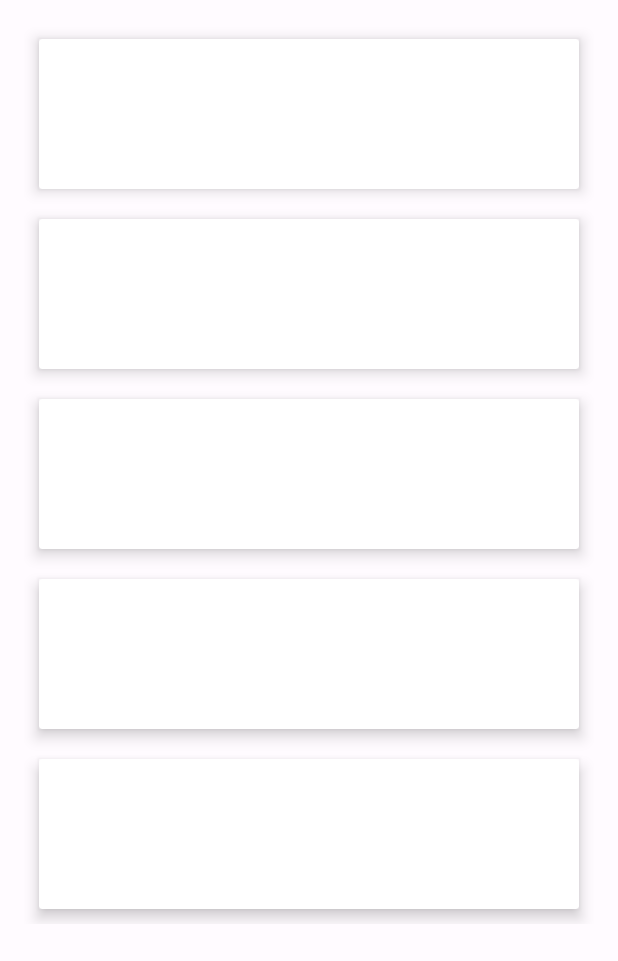
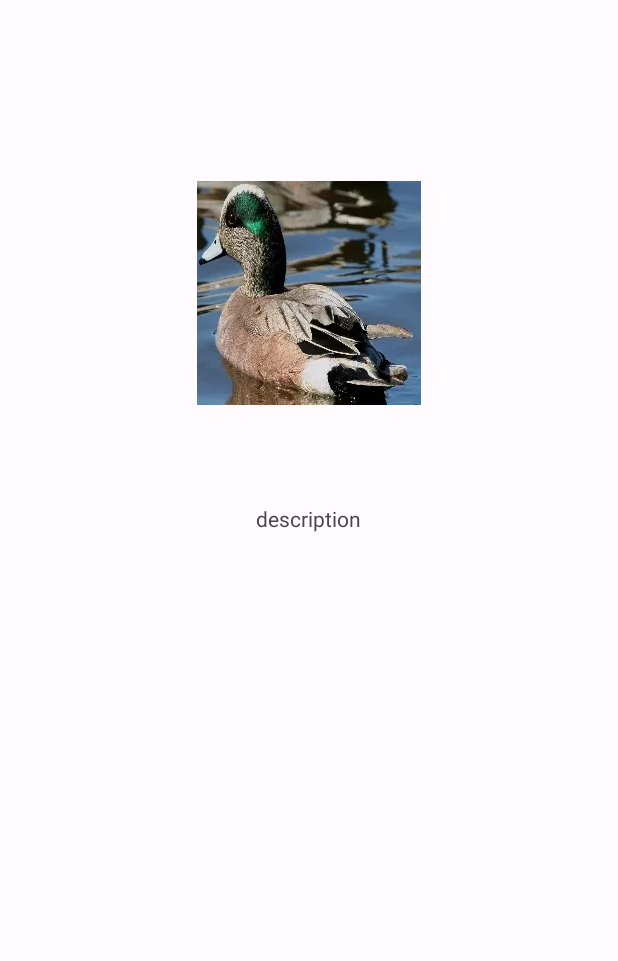
Before and after one commit to PerspectivCollection/Nest, an Android app: the layout fragment_bird_unlock.xml on its own in the app's theme, with its tools: preview values and no code run, on a phone screen of 412 x 824 dp. Shown: the top 961 px of the screen. Run offline under Robolectric (Android 15) with nearby library versions, the phone set to English and light mode, and no system bars.

Commit message:
fix: update code

```diff
--- a/app/src/main/java/com/example/nest/navigationdraw/AudioquizViewModel.kt
+++ b/app/src/main/java/com/example/nest/navigationdraw/AudioquizViewModel.kt
@@ -21,7 +21,6 @@ class AudioquizViewModel : ViewModel() {
     val storeList = mutableListOf<Int>()
 
     init {
-//        _typebird.value = false
     }
 
     fun setGuessBird(index: Int) {
@@ -32,9 +31,6 @@ class AudioquizViewModel : ViewModel() {
         _progressguess.value = index
     }
 
-    fun progreebar(addprogres: Int) {
-        _progressguess.value = addprogres.plus(0)
-    }
 
     fun resetProgress(){
         storeList.removeAll(storeList)
--- a/app/src/main/java/com/example/nest/navigationdraw/GuesswhoViewModel.kt
+++ b/app/src/main/java/com/example/nest/navigationdraw/GuesswhoViewModel.kt
@@ -29,7 +29,7 @@ class GuesswhoViewModel : ViewModel() {
 
     //adds elment to end of list
     fun updateIndexGuess() {
-        var store = (0..33).random() //there is 1 , rmember to have -1 less then the list length
+        var store = (0..50).random() //there is 1 , rmember to have -1 less then the list length
         _birdindex.value = store
         storeList.add(store)
     }
--- a/app/src/main/java/com/example/nest/screensall/guesswho/ScoorFragment.kt
+++ b/app/src/main/java/com/example/nest/screensall/guesswho/ScoorFragment.kt
@@ -20,7 +20,7 @@ class ScoorFragment : Fragment() {
     override fun onCreateView(
         inflater: LayoutInflater, container: ViewGroup?,
         savedInstanceState: Bundle?
-    ): View? {
+    ): View {
 
         _binding = FragmentScoorBinding.inflate(inflater, container, false)
         binding.viewModel = sharedViewModel //dot now what dey dom now
@@ -33,9 +33,7 @@ class ScoorFragment : Fragment() {
         binding.btnNextId.setOnClickListener() {
             sharedViewModel.resetProgress()
             findNavController().navigate(R.id.action_scoorFragment_to_nav_guesswho)
-
         }
-
 
         return binding.root
 
--- a/app/src/main/res/layout-land/fragment_gallery.xml
+++ b/app/src/main/res/layout-land/fragment_gallery.xml
@@ -3,8 +3,6 @@
     xmlns:app="http://schemas.android.com/apk/res-auto"
     xmlns:tools="http://schemas.android.com/tools"
     >
-
-
 
     <!-- TODO: Gallery -->
     <androidx.appcompat.widget.LinearLayoutCompat
--- a/app/src/main/res/layout/fragment_bird_unlock.xml
+++ b/app/src/main/res/layout/fragment_bird_unlock.xml
@@ -1,35 +1,43 @@
 <?xml version="1.0" encoding="utf-8"?>
-<layout>
-<androidx.constraintlayout.widget.ConstraintLayout xmlns:android="http://schemas.android.com/apk/res/android"
-    xmlns:app="http://schemas.android.com/apk/res-auto"
-    xmlns:tools="http://schemas.android.com/tools"
-    android:id="@+id/constrintLayout"
-    android:layout_width="match_parent"
-    android:layout_height="wrap_content"
-    android:layout_margin="16dp"
-    tools:context=".screensall.gallery.BirdUnlockFragment">
+<layout xmlns:tools="http://schemas.android.com/tools"
+    xmlns:android="http://schemas.android.com/apk/res/android"
+    xmlns:app="http://schemas.android.com/apk/res-auto">
 
-    <!-- TODO: Update blank fragment layout -->
-
-    <androidx.recyclerview.widget.RecyclerView
-        android:id="@+id/recyclerview"
+    <androidx.constraintlayout.widget.ConstraintLayout
+        android:id="@+id/unlock_bird"
         android:layout_width="match_parent"
         android:layout_height="match_parent"
-        tools:itemCount="5"
-        tools:listitem="@layout/card_unlock" />
 
-<!--    <ImageView-->
-<!--        android:id="@+id/moviePosterImageView"-->
-<!--        android:layout_width="match_parent"-->
-<!--        android:layout_height="wrap_content"-->
-<!--        android:src="@mipmap/american_wigeon"-->
-<!--        app:layout_constraintBottom_toBottomOf="parent"-->
-<!--        app:layout_constraintEnd_toEndOf="parent"-->
-<!--        app:layout_constraintStart_toStartOf="parent"-->
-<!--        app:layout_constraintTop_toTopOf="parent"-->
-<!--        android:padding="8dp"-->
-<!--        android:contentDescription="somstr/" />-->
+        tools:context=".screensall.gallery.BirdUnlockFragment">
+
+        <!-- TODO: Update unlock_bird fragment layout -->
+
+        <TextView
+            android:id="@+id/textView2"
+            android:layout_width="200dp"
+            android:layout_height="50dp"
+            android:text="@string/description"
+            android:textAlignment="center"
+            app:layout_constraintBottom_toBottomOf="parent"
+            app:layout_constraintEnd_toEndOf="parent"
+            app:layout_constraintHorizontal_bias="0.497"
+            app:layout_constraintStart_toStartOf="parent"
+            app:layout_constraintTop_toTopOf="parent"
+            app:layout_constraintVertical_bias="0.434" />
+
+        <ImageView
+            android:id="@+id/imageCardView3"
+            android:layout_width="wrap_content"
+            android:layout_height="200dp"
+            android:contentDescription="@string/image_showing_the_bird_you_guessed"
+            android:visibility="visible"
+            app:layout_constraintBottom_toTopOf="@+id/textView2"
+            app:layout_constraintEnd_toEndOf="parent"
+            app:layout_constraintStart_toStartOf="parent"
+            app:layout_constraintTop_toTopOf="parent"
+            app:layout_constraintVertical_bias="0.703"
+            app:srcCompat="@mipmap/american_wigeon" />
 
 
-</androidx.constraintlayout.widget.ConstraintLayout>
+    </androidx.constraintlayout.widget.ConstraintLayout>
 </layout>
--- a/app/src/main/res/menu/activity_main2_drawer.xml
+++ b/app/src/main/res/menu/activity_main2_drawer.xml
@@ -7,17 +7,17 @@
         <!--        guess who-->
         <item
             android:id="@+id/nav_guesswho"
-            android:icon="@drawable/ic_menu_camera"
+            android:icon="@android:drawable/ic_menu_help"
             android:title="@string/menu_guess_who" />
 
         <!--        todo: change to namequiz  refactor-->
         <item
             android:id="@+id/nav_namequiz"
-            android:icon="@drawable/ic_menu_slideshow"
+            android:icon="@android:drawable/ic_menu_edit"
             android:title="@string/menu_name_quiz" />
         <item
             android:id="@+id/nav_audioquiz"
-            android:icon="@drawable/ic_menu_slideshow"
+            android:icon="@android:drawable/ic_lock_silent_mode_off"
             android:title="@string/audio_quiz" />
         <item
             android:id="@+id/nav_gallery"
```
